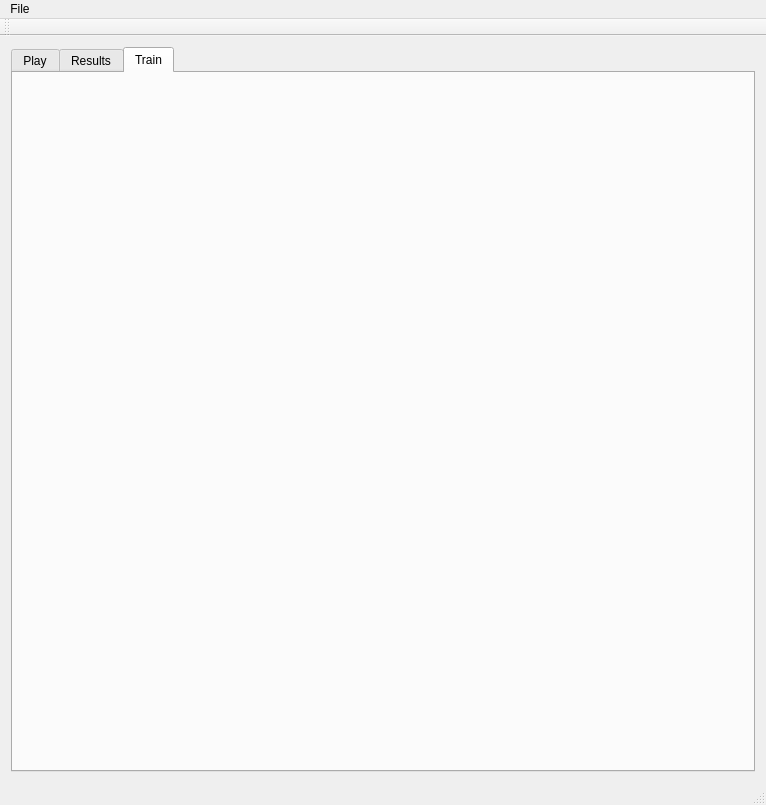
The window that TIPE_Hex_QT/mainwindow.ui (Phyronnaz/TIPE_Hex) describes before a commit, drawn with Qt 5.
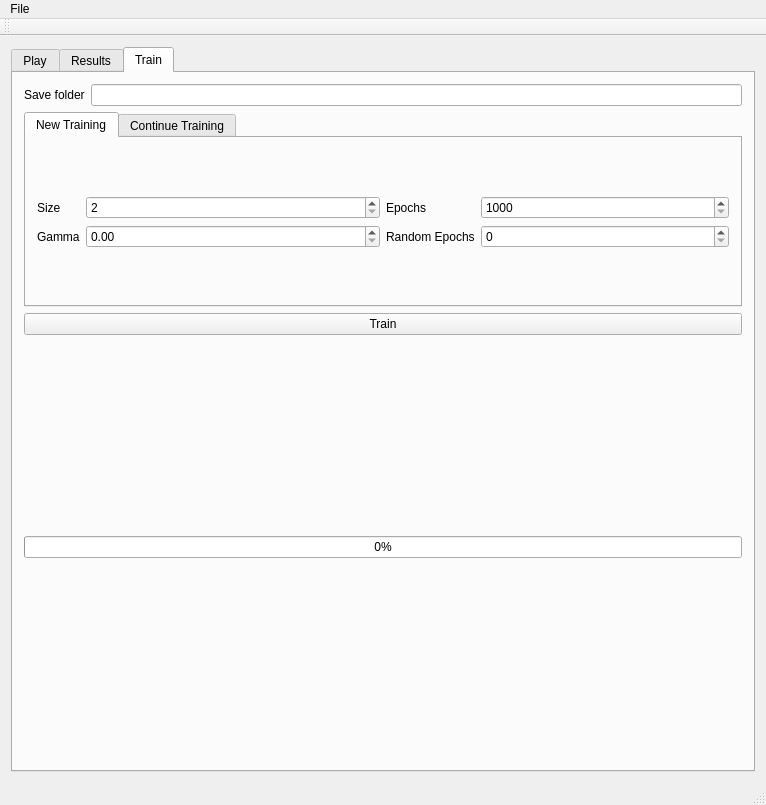
The same window after the commit. The open tabs and pages were chosen to show the change.

Diff of the .ui file:
```diff
--- a/TIPE_Hex_QT/mainwindow.ui
+++ b/TIPE_Hex_QT/mainwindow.ui
@@ -401,16 +401,244 @@
        <attribute name="title">
         <string>Train</string>
        </attribute>
-       <layout class="QHBoxLayout" name="horizontalLayoutTrainTab">
+       <layout class="QVBoxLayout" name="verticalLayoutTrainTab">
         <item>
-         <widget class="QWidget" name="widget" native="true">
-          <layout class="QHBoxLayout" name="horizontalLayout_2">
-           <item>
-            <layout class="QFormLayout" name="formLayoutTrain"/>
-           </item>
-          </layout>
+         <layout class="QFormLayout" name="formLayoutTrain">
+          <property name="sizeConstraint">
+           <enum>QLayout::SetMinimumSize</enum>
+          </property>
+          <property name="fieldGrowthPolicy">
+           <enum>QFormLayout::AllNonFixedFieldsGrow</enum>
+          </property>
+          <property name="formAlignment">
+           <set>Qt::AlignLeading|Qt::AlignLeft|Qt::AlignVCenter</set>
+          </property>
+          <item row="1" column="0">
+           <widget class="QLabel" name="labelSaveFolder">
+            <property name="text">
+             <string>Save folder</string>
+            </property>
+           </widget>
+          </item>
+          <item row="1" column="1">
+           <widget class="QLineEdit" name="lineEditSaveFolder">
+            <property name="readOnly">
+             <bool>true</bool>
+            </property>
+           </widget>
+          </item>
+         </layout>
+        </item>
+        <item>
+         <widget class="QTabWidget" name="tabWidgetTrainChoice">
+          <property name="currentIndex">
+           <number>0</number>
+          </property>
+          <widget class="QWidget" name="tabNewTraining">
+           <attribute name="title">
+            <string>New Training</string>
+           </attribute>
+           <layout class="QHBoxLayout" name="horizontalLayout_3">
+            <item>
+             <layout class="QHBoxLayout" name="horizontalLayout_2">
+              <item>
+               <layout class="QFormLayout" name="formLayout">
+                <property name="formAlignment">
+                 <set>Qt::AlignLeading|Qt::AlignLeft|Qt::AlignVCenter</set>
+                </property>
+                <item row="1" column="0">
+                 <widget class="QLabel" name="labelGamma">
+                  <property name="text">
+                   <string>Gamma</string>
+                  </property>
+                 </widget>
+                </item>
+                <item row="1" column="1">
+                 <widget class="QDoubleSpinBox" name="doubleSpinBoxGamma">
+                  <property name="maximum">
+                   <double>1.000000000000000</double>
+                  </property>
+                  <property name="singleStep">
+                   <double>0.010000000000000</double>
+                  </property>
+                 </widget>
+                </item>
+                <item row="0" column="0">
+                 <widget class="QLabel" name="labelSize_2">
+                  <property name="text">
+                   <string>Size</string>
+                  </property>
+                 </widget>
+                </item>
+                <item row="0" column="1">
+                 <widget class="QSpinBox" name="spinBoxSizeTrain">
+                  <property name="minimum">
+                   <number>2</number>
+                  </property>
+                 </widget>
+                </item>
+               </layout>
+              </item>
+              <item>
+               <layout class="QFormLayout" name="formLayout_2">
+                <property name="formAlignment">
+                 <set>Qt::AlignLeading|Qt::AlignLeft|Qt::AlignVCenter</set>
+                </property>
+                <item row="0" column="0">
+                 <widget class="QLabel" name="labelEpochs">
+                  <property name="text">
+                   <string>Epochs</string>
+                  </property>
+                 </widget>
+                </item>
+                <item row="0" column="1">
+                 <widget class="QSpinBox" name="spinBoxEpochs">
+                  <property name="minimum">
+                   <number>1000</number>
+                  </property>
+                  <property name="maximum">
+                   <number>999999999</number>
+                  </property>
+                  <property name="singleStep">
+                   <number>1000</number>
+                  </property>
+                 </widget>
+                </item>
+                <item row="1" column="0">
+                 <widget class="QLabel" name="labelRandomEpochs">
+                  <property name="text">
+                   <string>Random Epochs</string>
+                  </property>
+                 </widget>
+                </item>
+                <item row="1" column="1">
+                 <widget class="QSpinBox" name="spinBoxRandomEpochs">
+                  <property name="maximum">
+                   <number>999999999</number>
+                  </property>
+                  <property name="singleStep">
+                   <number>1000</number>
+                  </property>
+                 </widget>
+                </item>
+               </layout>
+              </item>
+             </layout>
+            </item>
+           </layout>
+          </widget>
+          <widget class="QWidget" name="tabContinueTraining">
+           <attribute name="title">
+            <string>Continue Training</string>
+           </attribute>
+           <layout class="QFormLayout" name="formLayout_3">
+            <property name="formAlignment">
+             <set>Qt::AlignLeading|Qt::AlignLeft|Qt::AlignVCenter</set>
+            </property>
+            <item row="0" column="0">
+             <widget class="QLabel" name="label">
+              <property name="text">
+               <string>Old model</string>
+              </property>
+             </widget>
+            </item>
+            <item row="0" column="1">
+             <layout class="QHBoxLayout" name="horizontalLayout_4">
+              <item>
+               <widget class="QLineEdit" name="lineEditOldModel">
+                <property name="readOnly">
+                 <bool>true</bool>
+                </property>
+               </widget>
+              </item>
+              <item>
+               <widget class="QPushButton" name="pushButtonLoadModel">
+                <property name="text">
+                 <string>Load</string>
+                </property>
+               </widget>
+              </item>
+             </layout>
+            </item>
+            <item row="1" column="0">
+             <widget class="QLabel" name="label_2">
+              <property name="text">
+               <string>Additional epochs</string>
+              </property>
+             </widget>
+            </item>
+            <item row="1" column="1">
+             <widget class="QSpinBox" name="spinBoxAdditionalEpochs">
+              <property name="minimum">
+               <number>1000</number>
+              </property>
+              <property name="maximum">
+               <number>999999999</number>
+              </property>
+              <property name="singleStep">
+               <number>1000</number>
+              </property>
+             </widget>
+            </item>
+           </layout>
+          </widget>
          </widget>
         </item>
+        <item>
+         <widget class="QPushButton" name="pushButtonTrain">
+          <property name="text">
+           <string>Train</string>
+          </property>
+         </widget>
+        </item>
+        <item>
+         <spacer name="verticalSpacer_10">
+          <property name="orientation">
+           <enum>Qt::Vertical</enum>
+          </property>
+          <property name="sizeType">
+           <enum>QSizePolicy::Expanding</enum>
+          </property>
+          <property name="sizeHint" stdset="0">
+           <size>
+            <width>20</width>
+            <height>40</height>
+           </size>
+          </property>
+         </spacer>
+        </item>
+        <item>
+         <widget class="QProgressBar" name="progressBarTrain">
+          <property name="enabled">
+           <bool>true</bool>
+          </property>
+          <property name="value">
+           <number>0</number>
+          </property>
+          <property name="textVisible">
+           <bool>true</bool>
+          </property>
+         </widget>
+        </item>
+        <item>
+         <spacer name="verticalSpacer_9">
+          <property name="orientation">
+           <enum>Qt::Vertical</enum>
+          </property>
+          <property name="sizeType">
+           <enum>QSizePolicy::Expanding</enum>
+          </property>
+          <property name="sizeHint" stdset="0">
+           <size>
+            <width>20</width>
+            <height>40</height>
+           </size>
+          </property>
+         </spacer>
+        </item>
+        <item>
+         <widget class="QWidget" name="widgetTrainPlot" native="true"/>
+        </item>
        </layout>
       </widget>
      </widget>
```
Left out of the diff: 8 changed lines with no effect on the pictures.
